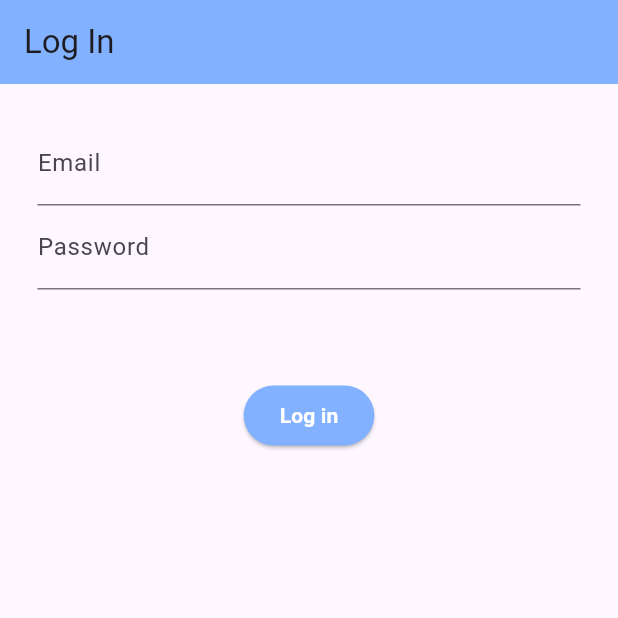
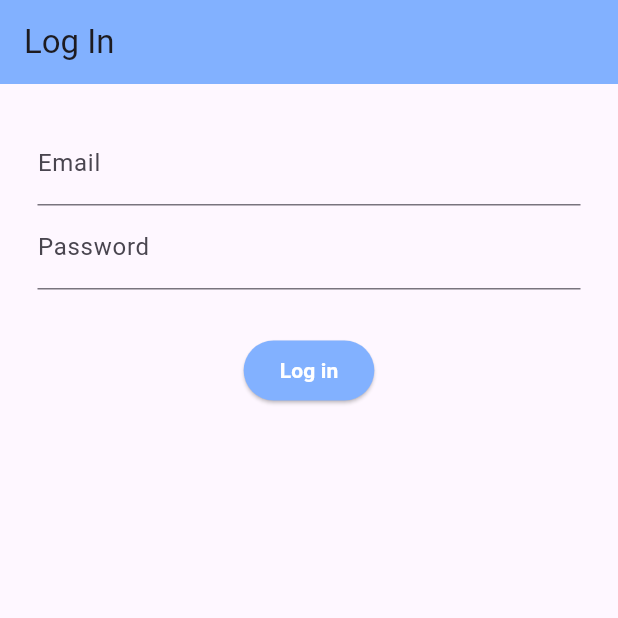
Before and after one commit to mahabubulhasibshawon/login_page, a Flutter app: the screen it shows after launch, on a phone screen of 412 x 824 dp, the top half of it. Run offline on Flutter 3.47's test engine with Material 3 defaults, Android fonts, the phone set to English and light mode, and no system bars.

Commit message:
Sized boxx

```diff
--- a/lib/home_login_page.dart
+++ b/lib/home_login_page.dart
@@ -27,7 +27,7 @@ class HomeLoginPage extends StatelessWidget {
                   hintText: 'Type your password'
                 ),
               ),
-              const SizedBox(height: 60,),
+              const SizedBox(height: 30,),
               ElevatedButton(onPressed: (){},
                 style: ElevatedButton.styleFrom(
                   backgroundColor : Colors.blueAccent.shade100,
```
